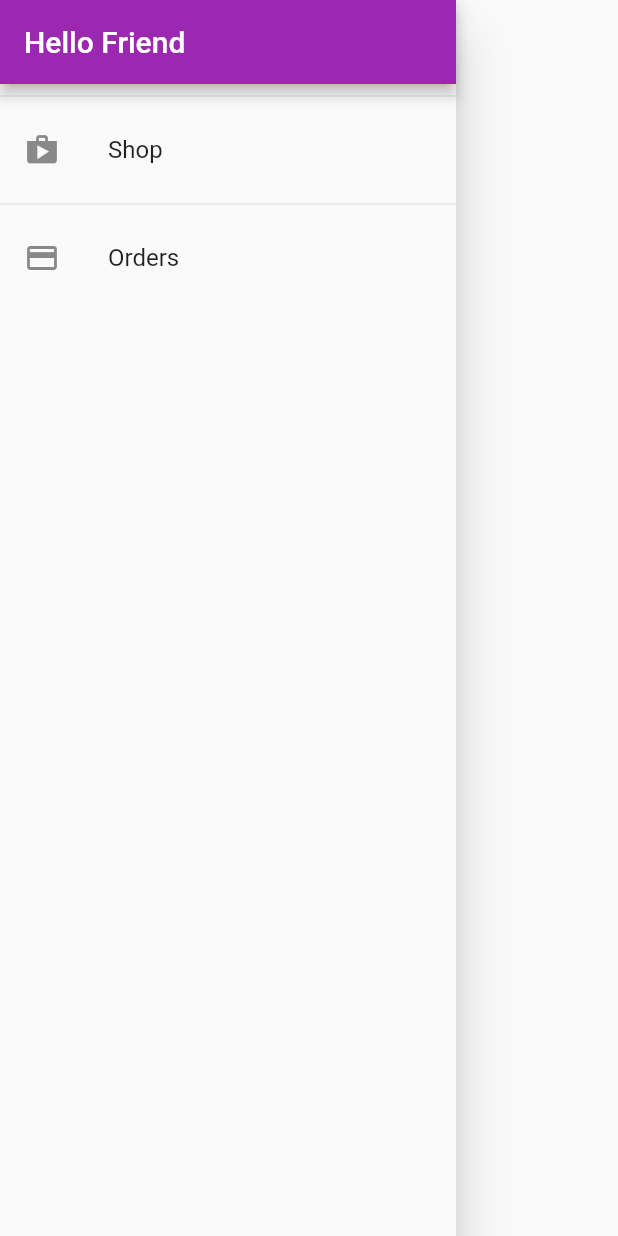
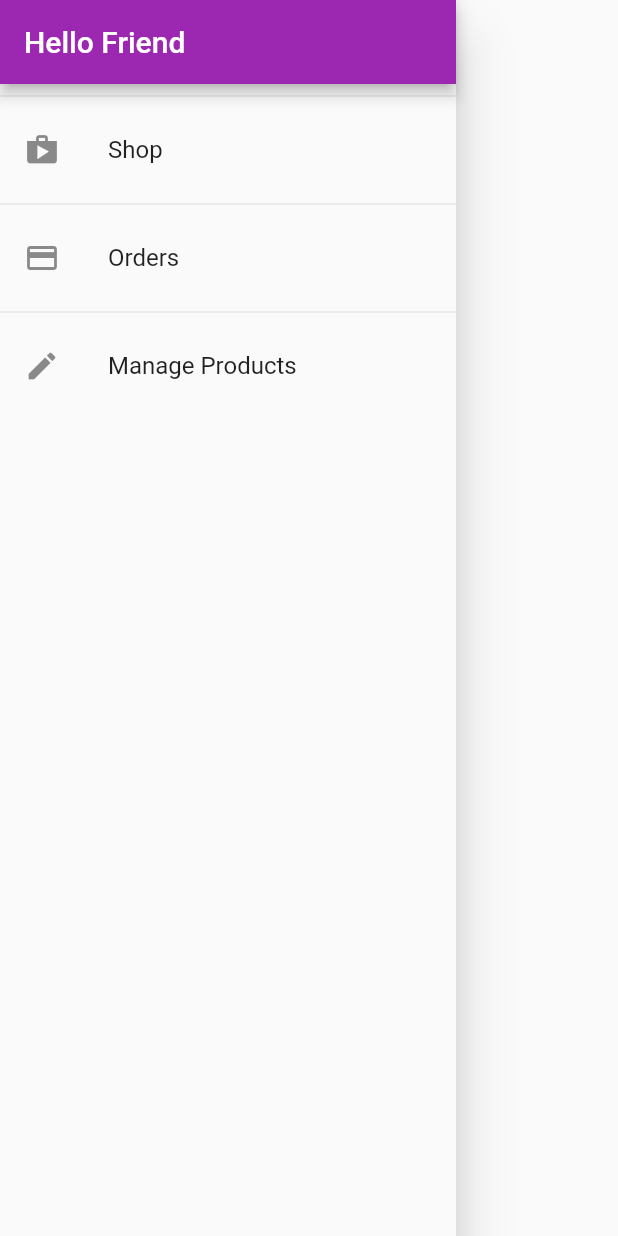
Before and after one commit to Petar81/Demo-Shop, a Flutter app: the AppDrawer widget shown alone on an empty page, opened directly, on a phone screen of 412 x 824 dp. Run offline on Flutter 3.47's test engine with Material 2 defaults, Android fonts, the phone set to English and light mode, and no system bars; network calls fail.

Commit message:
map user products screen to the app drawer navigation

```diff
--- a/lib/widgets/app_drawer.dart
+++ b/lib/widgets/app_drawer.dart
@@ -1,6 +1,7 @@
 import 'package:flutter/material.dart';
 
 import '../screens/orders_screen.dart';
+import '../screens/user_products_screen.dart';
 
 class AppDrawer extends StatelessWidget {
   const AppDrawer({Key? key}) : super(key: key);
@@ -31,6 +32,15 @@ class AppDrawer extends StatelessWidget {
                   .pushReplacementNamed(OrdersScreen.routeName);
             },
           ),
+          const Divider(),
+          ListTile(
+            leading: const Icon(Icons.edit),
+            title: const Text('Manage Products'),
+            onTap: () {
+              Navigator.of(context)
+                  .pushReplacementNamed(UserProductsScreen.routeName);
+            },
+          ),
         ],
       ),
     );
```
